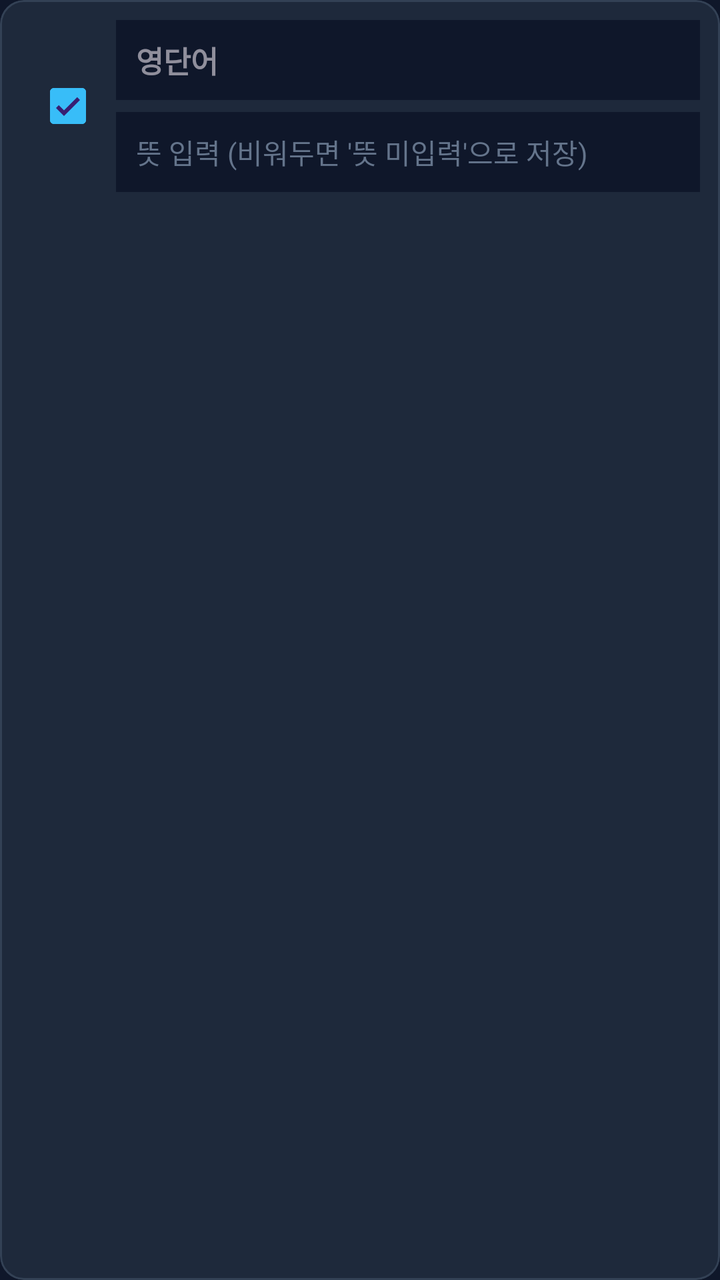
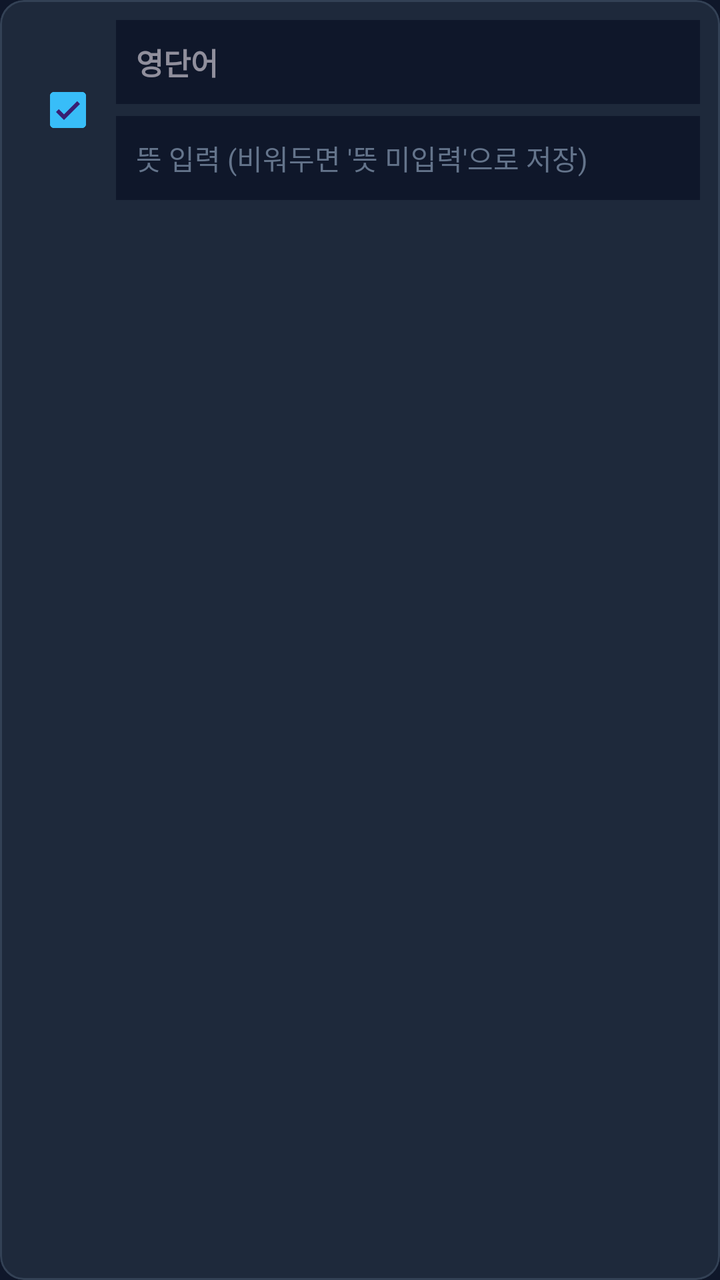

Compare the two renders of this Android layout. The source of the first and the diff that turns it into the second are given below.
<!-- AndroidManifest.xml: application theme Theme.KkamppagiEnglish -->
<!-- res/layout/item_scanned_word.xml -->
<?xml version="1.0" encoding="utf-8"?>
<com.google.android.material.card.MaterialCardView xmlns:android="http://schemas.android.com/apk/res/android"
    xmlns:app="http://schemas.android.com/apk/res-auto"
    android:layout_width="match_parent"
    android:layout_height="wrap_content"
    android:layout_marginBottom="8dp"
    app:cardBackgroundColor="@color/card_surface"
    app:cardCornerRadius="12dp"
    app:strokeColor="@color/divider_color"
    app:strokeWidth="1dp">

    <LinearLayout
        android:layout_width="match_parent"
        android:layout_height="wrap_content"
        android:gravity="center_vertical"
        android:orientation="horizontal"
        android:padding="10dp">

        <CheckBox
            android:id="@+id/cbSelectWord"
            android:layout_width="wrap_content"
            android:layout_height="wrap_content"
            android:checked="true" />

        <LinearLayout
            android:layout_width="0dp"
            android:layout_height="wrap_content"
            android:layout_weight="1"
            android:orientation="vertical">

            <EditText
                android:id="@+id/etScannedEnglish"
                android:layout_width="match_parent"
                android:layout_height="40dp"
                android:background="@color/bg_primary"
                android:hint="영단어"
                android:inputType="textNoSuggestions"
                android:paddingHorizontal="10dp"
                android:textColor="@color/text_primary"
                android:textSize="15sp"
                android:textStyle="bold" />

            <EditText
                android:id="@+id/etScannedKorean"
                android:layout_width="match_parent"
                android:layout_height="40dp"
                android:layout_marginTop="6dp"
                android:background="@color/bg_primary"
                android:hint="뜻 입력 (비워두면 '뜻 미입력'으로 저장)"
                android:inputType="text"
                android:paddingHorizontal="10dp"
                android:textColor="@color/accent_emerald"
                android:textColorHint="#64748B"
                android:textSize="14sp" />
        </LinearLayout>
    </LinearLayout>
</com.google.android.material.card.MaterialCardView>
<!-- resources referenced by this layout -->
<resources>
  <color name="accent_emerald">#34D399</color>
  <color name="bg_primary">#0F172A</color>
  <color name="card_surface">#1E293B</color>
  <color name="divider_color">#334155</color>
  <color name="text_primary">#F8FAFC</color>
  <style name="Theme.KkamppagiEnglish" parent="Theme.Material3.Dark.NoActionBar">
          <item name="colorPrimary">@color/accent_blue</item>
          <item name="android:statusBarColor">@android:color/transparent</item>
          <item name="android:navigationBarColor">@android:color/transparent</item>
          <item name="android:windowBackground">@color/bg_primary</item>
      </style>
  <color name="accent_blue">#38BDF8</color>
</resources>

<!-- the commit's change to res/layout/item_scanned_word.xml (unified diff, before → after) -->
@@ -3,7 +3,7 @@
     xmlns:app="http://schemas.android.com/apk/res-auto"
     android:layout_width="match_parent"
     android:layout_height="wrap_content"
-    android:layout_marginBottom="8dp"
+    android:layout_marginBottom="10dp"
     app:cardBackgroundColor="@color/card_surface"
     app:cardCornerRadius="12dp"
     app:strokeColor="@color/divider_color"
@@ -31,11 +31,13 @@
             <EditText
                 android:id="@+id/etScannedEnglish"
                 android:layout_width="match_parent"
-                android:layout_height="40dp"
+                android:layout_height="42dp"
                 android:background="@color/bg_primary"
                 android:hint="영단어"
+                android:imeOptions="actionNext"
                 android:inputType="textNoSuggestions"
                 android:paddingHorizontal="10dp"
+                android:singleLine="true"
                 android:textColor="@color/text_primary"
                 android:textSize="15sp"
                 android:textStyle="bold" />
@@ -43,12 +45,14 @@
             <EditText
                 android:id="@+id/etScannedKorean"
                 android:layout_width="match_parent"
-                android:layout_height="40dp"
+                android:layout_height="42dp"
                 android:layout_marginTop="6dp"
                 android:background="@color/bg_primary"
                 android:hint="뜻 입력 (비워두면 '뜻 미입력'으로 저장)"
+                android:imeOptions="actionNext"
                 android:inputType="text"
                 android:paddingHorizontal="10dp"
+                android:singleLine="true"
                 android:textColor="@color/accent_emerald"
                 android:textColorHint="#64748B"
                 android:textSize="14sp" />
